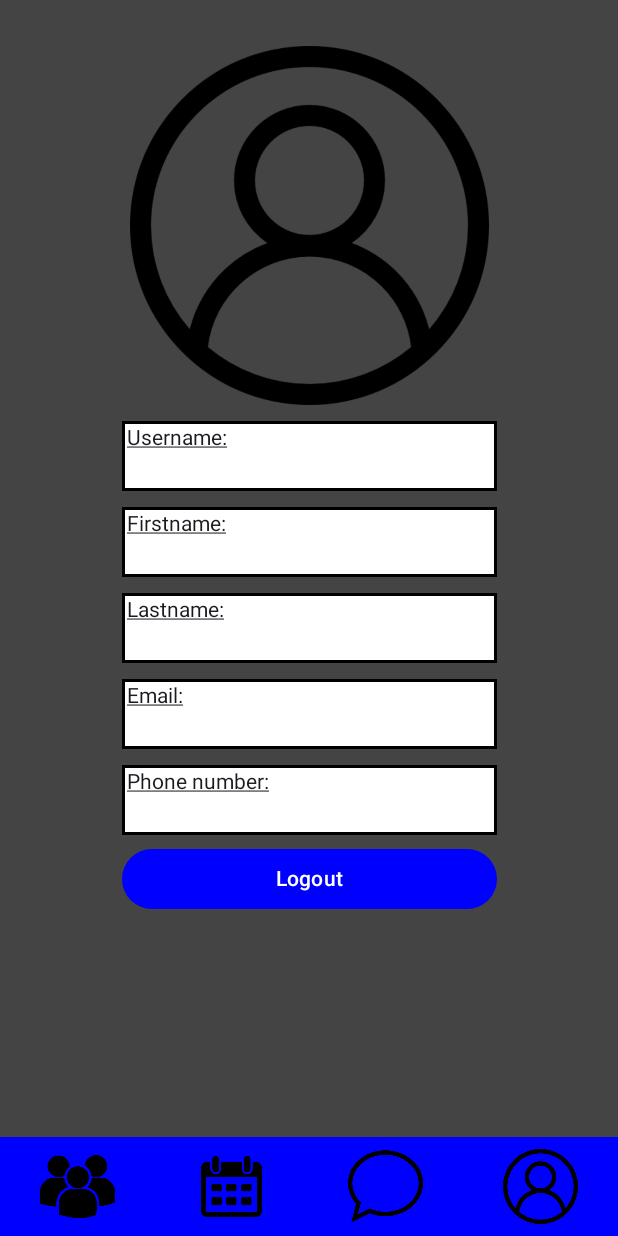
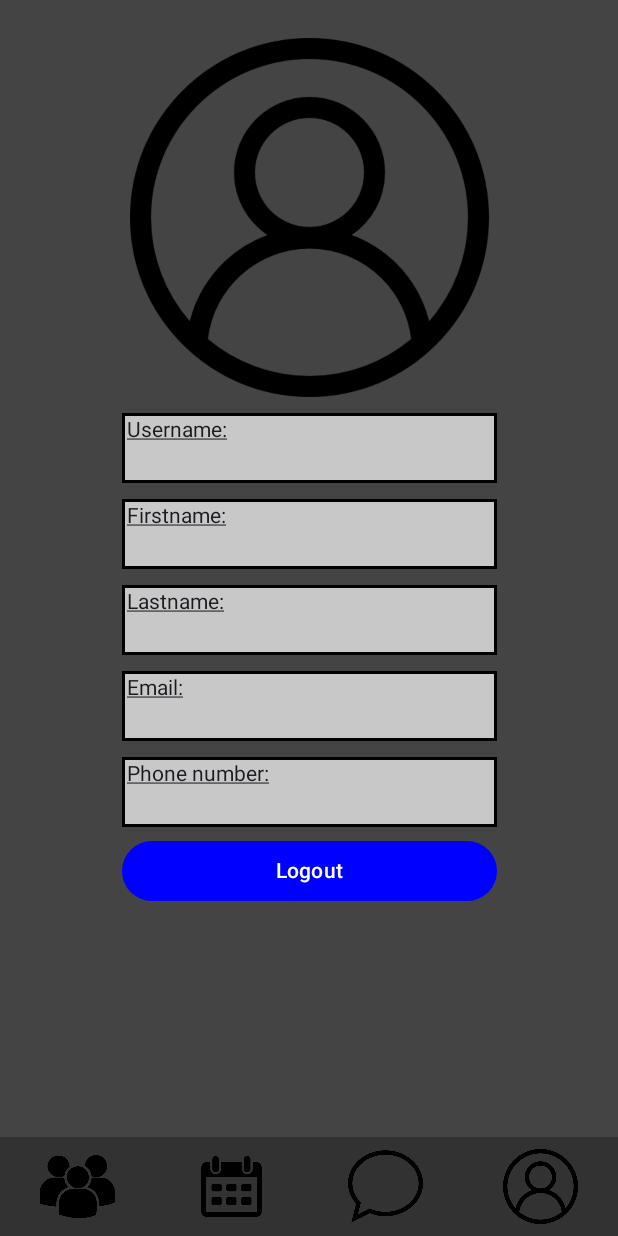
Before and after one commit to Team-Tracker/Mobile, an Android app built with Jetpack Compose: the ProfileScreen screen opened through its navigation route, on a phone screen of 412 x 824 dp. Run offline under Robolectric (Android 15) with nearby library versions, the phone set to English and light mode, and no system bars.

```diff
--- a/app/src/main/java/at/htlhl/demoapp/MainActivity.kt
+++ b/app/src/main/java/at/htlhl/demoapp/MainActivity.kt
@@ -11,21 +11,23 @@ import androidx.compose.ui.Modifier
 import androidx.navigation.compose.NavHost
 import androidx.navigation.compose.composable
 import androidx.navigation.compose.rememberNavController
+import at.htlhl.demoapp.data.Chat
 import at.htlhl.demoapp.data.User
 import at.htlhl.demoapp.screens.CalendarScreen
 import at.htlhl.demoapp.screens.ChatScreen
 import at.htlhl.demoapp.screens.LoginScreen
 import at.htlhl.demoapp.screens.ProfileScreen
 import at.htlhl.demoapp.screens.RegistrationScreen
+import at.htlhl.demoapp.screens.SingleChatScreen
 import at.htlhl.demoapp.screens.TeamScreen
-import at.htlhl.demoapp.ui.theme.LoginTheme
+import at.htlhl.demoapp.ui.theme.Theme
 
 class MainActivity : ComponentActivity() {
     override fun onCreate(savedInstanceState: Bundle?) {
         super.onCreate(savedInstanceState)
         enableEdgeToEdge()
         setContent {
-            LoginTheme {
+            Theme{
                 Scaffold(modifier = Modifier.fillMaxSize()) { innerPadding ->
                     Modifier.padding(innerPadding)
 
@@ -58,6 +60,10 @@ class MainActivity : ComponentActivity() {
                         composable("profile_screen") {
                             ProfileScreen(navController, user)
                         }
+
+                        composable("single_chat_screen") {
+                            SingleChatScreen(navController, user, Chat())
+                        }
                     }
                 }
             }
--- a/app/src/main/java/at/htlhl/demoapp/BottomBar.kt
+++ b/app/src/main/java/at/htlhl/demoapp/components/BottomBar.kt
@@ -1,4 +1,4 @@
-package at.htlhl.demoapp
+package at.htlhl.demoapp.components
 
 import androidx.compose.foundation.Image
 import androidx.compose.foundation.layout.Row
@@ -15,6 +15,7 @@ import androidx.compose.ui.graphics.Color
 import androidx.compose.ui.res.painterResource
 import androidx.compose.ui.unit.dp
 import androidx.navigation.NavController
+import at.htlhl.demoapp.R
 
 @Composable
 fun BottomBar(navController: NavController) {
@@ -26,7 +27,7 @@ fun BottomBar(navController: NavController) {
             onClick = { navController.navigate("team_screen") },
             Modifier.weight(0.25f),
             colors = ButtonDefaults.buttonColors(
-                Color.Blue
+                Color(50,50,50)
             ),
             shape = RoundedCornerShape(0)
         ) {
@@ -42,7 +43,7 @@ fun BottomBar(navController: NavController) {
             onClick = { navController.navigate("calendar_screen") },
             Modifier.weight(0.25f),
             colors = ButtonDefaults.buttonColors(
-                Color.Blue
+                Color(50,50,50)
             ),
             shape = RoundedCornerShape(0)
         ) {
@@ -59,7 +60,7 @@ fun BottomBar(navController: NavController) {
             onClick = { navController.navigate("chat_screen") },
             Modifier.weight(0.25f),
             colors = ButtonDefaults.buttonColors(
-                Color.Blue
+                Color(50,50,50)
             ),
             shape = RoundedCornerShape(0)
         ) {
@@ -75,7 +76,7 @@ fun BottomBar(navController: NavController) {
             onClick = { navController.navigate("profile_screen") },
             Modifier.weight(0.25f),
             colors = ButtonDefaults.buttonColors(
-                Color.Blue
+                Color(50,50,50)
             ),
             shape = RoundedCornerShape(0)
         ) {
--- a/app/src/main/java/at/htlhl/demoapp/UserDataBox.kt
+++ b/app/src/main/java/at/htlhl/demoapp/components/UserDataBox.kt
@@ -1,4 +1,4 @@
-package at.htlhl.demoapp
+package at.htlhl.demoapp.components
 
 import androidx.compose.foundation.background
 import androidx.compose.foundation.border
@@ -24,7 +24,7 @@ fun UserDataBox(key: String, value: String) {
                 color = Color.Black
             )
             .width(250.dp)
-            .background(Color.White)
+            .background(Color(200, 200, 200))
     ) {
         Column(modifier = Modifier.padding(all = 3.dp)) {
             Text(text = key, style = TextStyle(textDecoration = TextDecoration.Underline))
--- a/app/src/main/java/at/htlhl/demoapp/data/User.kt
+++ b/app/src/main/java/at/htlhl/demoapp/data/User.kt
@@ -3,18 +3,23 @@ package at.htlhl.demoapp.data
 import java.security.MessageDigest
 
 data class User(
-    private var userName: String,
+    private var userId: Number,
+    private var username: String,
     private var firstName: String,
     private var lastName: String,
     private var email: String,
     private var phone: String,
-    private var pwHash: String,
+    private var pwHash: String
 ) {
 
-    constructor() : this("", "", "", "", "", "")
+    constructor() : this(0, "", "", "", "", "", "")
 
-    fun getUserName(): String {
-        return this.userName
+    fun getUserId(): Number {
+        return this.userId
+    }
+
+    fun getUsername(): String {
+        return this.username
     }
 
     fun getFirstName(): String {
@@ -37,8 +42,12 @@ data class User(
         return this.pwHash
     }
 
-    fun setUserName(value: String) {
-        this.userName = value
+    fun setUserId(value: Number) {
+        this.userId = value
+    }
+
+    fun setUsername(value: String) {
+        this.username = value
     }
 
     fun setFirstName(value: String) {
--- a/app/src/main/java/at/htlhl/demoapp/screens/LoginScreen.kt
+++ b/app/src/main/java/at/htlhl/demoapp/screens/LoginScreen.kt
@@ -37,16 +37,16 @@ import at.htlhl.demoapp.data.User
 @OptIn(ExperimentalMaterial3Api::class)
 @Composable
 fun LoginScreen(navController: NavController, user: User) {
-    var email by remember { mutableStateOf("") }
+    var username by remember { mutableStateOf("") }
     var password by remember { mutableStateOf("") }
 
-    val testEmail: String = "test"
-    val testPW: String = "password"
+    val testUsername: String = ""
+    val testPW: String = ""
 
     Column(
         modifier = Modifier
             .background(Color.DarkGray)
-            .padding(25.dp)
+            .padding(20.dp)
             .fillMaxSize()
     ) {
 
@@ -66,9 +66,9 @@ fun LoginScreen(navController: NavController, user: User) {
         )
 
         OutlinedTextField(
-            value = email,
-            onValueChange = { newText -> email = newText },
-            label = { Text("Email Address") },
+            value = username,
+            onValueChange = { newText -> username = newText },
+            label = { Text("Username") },
             colors = TextFieldDefaults.textFieldColors(
                 focusedIndicatorColor = Color.White,
                 unfocusedIndicatorColor = Color.White,
@@ -103,8 +103,8 @@ fun LoginScreen(navController: NavController, user: User) {
 
         Button(
             onClick = {
-                      if(email == testEmail && testPW == password) {
-                          user.setEmail(testEmail)
+                      if(username == testUsername && testPW == password) {
+                          user.setUsername(testUsername)
                           user.setPwHash(password)
 
                           navController.navigate("team_screen")
--- a/app/src/main/java/at/htlhl/demoapp/screens/ProfileScreen.kt
+++ b/app/src/main/java/at/htlhl/demoapp/screens/ProfileScreen.kt
@@ -2,15 +2,11 @@ package at.htlhl.demoapp.screens
 
 import androidx.compose.foundation.Image
 import androidx.compose.foundation.background
-import androidx.compose.foundation.border
-import androidx.compose.foundation.layout.Box
 import androidx.compose.foundation.layout.Column
-import androidx.compose.foundation.layout.Row
 import androidx.compose.foundation.layout.fillMaxSize
 import androidx.compose.foundation.layout.height
 import androidx.compose.foundation.layout.padding
 import androidx.compose.foundation.layout.width
-import androidx.compose.foundation.shape.CircleShape
 import androidx.compose.foundation.shape.RoundedCornerShape
 import androidx.compose.material3.Button
 import androidx.compose.material3.ButtonDefaults
@@ -22,9 +18,9 @@ import androidx.compose.ui.graphics.Color
 import androidx.compose.ui.res.painterResource
 import androidx.compose.ui.unit.dp
 import androidx.navigation.NavController
-import at.htlhl.demoapp.BottomBar
+import at.htlhl.demoapp.components.BottomBar
 import at.htlhl.demoapp.R
-import at.htlhl.demoapp.UserDataBox
+import at.htlhl.demoapp.components.UserDataBox
 import at.htlhl.demoapp.data.User
 
 @Composable
@@ -32,7 +28,7 @@ fun ProfileScreen(navController: NavController, user: User) {
     Column(
         modifier = Modifier
             .background(Color.DarkGray)
-            .padding(top = 25.dp)
+            .padding(top = 20.dp)
             .fillMaxSize()
     ) {
         Image(
@@ -46,7 +42,7 @@ fun ProfileScreen(navController: NavController, user: User) {
         )
 
         Column(modifier = Modifier.align(Alignment.CenterHorizontally)) {
-            UserDataBox(key = "Username:", value = user.getUserName())
+            UserDataBox(key = "Username:", value = user.getUsername())
             UserDataBox(key = "Firstname:", value = user.getFirstName())
             UserDataBox(key = "Lastname:", value = user.getLastName())
             UserDataBox(key = "Email:", value = user.getEmail())
--- a/app/src/main/java/at/htlhl/demoapp/screens/TeamScreen.kt
+++ b/app/src/main/java/at/htlhl/demoapp/screens/TeamScreen.kt
@@ -9,7 +9,7 @@ import androidx.compose.ui.Modifier
 import androidx.compose.ui.graphics.Color
 import androidx.compose.ui.unit.dp
 import androidx.navigation.NavController
-import at.htlhl.demoapp.BottomBar
+import at.htlhl.demoapp.components.BottomBar
 import at.htlhl.demoapp.data.User
 
 @Composable
@@ -17,7 +17,7 @@ fun TeamScreen(navController: NavController, user: User) {
     Column(
         modifier = Modifier
             .background(Color.DarkGray)
-            .padding(top = 25.dp)
+            .padding(top = 20.dp)
             .fillMaxSize()
     ) {
         // Other Stuff
--- a/app/src/main/java/at/htlhl/demoapp/ui/theme/Theme.kt
+++ b/app/src/main/java/at/htlhl/demoapp/ui/theme/Theme.kt
@@ -33,7 +33,7 @@ private val LightColorScheme = lightColorScheme(
 )
 
 @Composable
-fun LoginTheme(
+fun Theme(
     darkTheme: Boolean = isSystemInDarkTheme(),
     // Dynamic color is available on Android 12+
     dynamicColor: Boolean = true,
```
Also changed, not shown: app/src/main/java/at/htlhl/demoapp/components/ChatBubble.kt (added, +14 -0 lines), app/src/main/java/at/htlhl/demoapp/data/Chat.kt (+20 -2 lines), app/src/main/java/at/htlhl/demoapp/data/Date.kt (+10 -1 lines), app/src/main/java/at/htlhl/demoapp/data/Message.kt (+10 -10 lines), app/src/main/java/at/htlhl/demoapp/data/Task.kt (+10 -1 lines), app/src/main/java/at/htlhl/demoapp/data/Team.kt (+10 -1 lines), app/src/main/java/at/htlhl/demoapp/screens/CalendarScreen.kt (+4 -3 lines), app/src/main/java/at/htlhl/demoapp/screens/ChatScreen.kt (+7 -3 lines), app/src/main/java/at/htlhl/demoapp/screens/RegistrationScreen.kt (+5 -5 lines), app/src/main/java/at/htlhl/demoapp/screens/SingleChatScreen.kt (added, +79 -0 lines).
